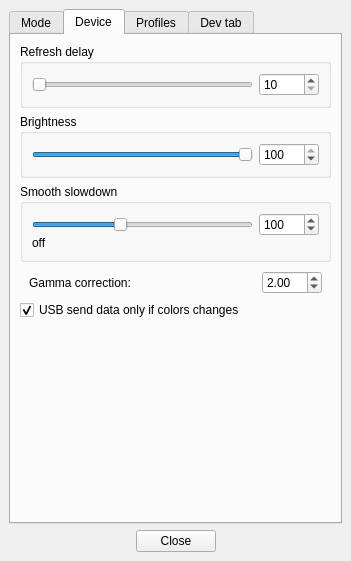
Before: the Qt Designer form Software/src/SettingsWindow.ui in Atarity/Lightpack, drawn with Qt 5.
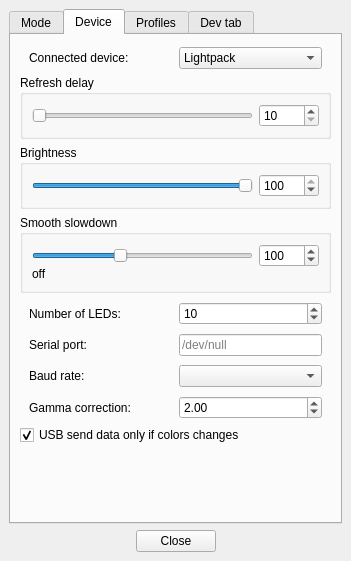
After: the same form once the commit is applied. The open tabs and pages were chosen to show the change. Icons and pictures are not drawn. Custom widgets are drawn as their Qt base class.

Commit message: Software: GUI: add connected device combobox, number of leds and serial port configuration fields;

The edit to the form file:
```diff
--- a/Software/src/SettingsWindow.ui
+++ b/Software/src/SettingsWindow.ui
@@ -483,7 +483,51 @@
        <attribute name="title">
         <string>Device</string>
        </attribute>
-       <layout class="QVBoxLayout" name="verticalLayout_3">
+       <layout class="QVBoxLayout" name="verticalLayout_4">
+        <item>
+         <layout class="QHBoxLayout" name="horizontalLayout_ConnectedDevice">
+          <property name="leftMargin">
+           <number>9</number>
+          </property>
+          <property name="topMargin">
+           <number>3</number>
+          </property>
+          <property name="rightMargin">
+           <number>9</number>
+          </property>
+          <item>
+           <widget class="QLabel" name="label_ConnectedDevice">
+            <property name="text">
+             <string>Connected device:</string>
+            </property>
+           </widget>
+          </item>
+          <item>
+           <widget class="QComboBox" name="comboBox_ConnectedDevice">
+            <property name="minimumSize">
+             <size>
+              <width>143</width>
+              <height>0</height>
+             </size>
+            </property>
+            <property name="maximumSize">
+             <size>
+              <width>143</width>
+              <height>16777215</height>
+             </size>
+            </property>
+            <property name="currentIndex">
+             <number>0</number>
+            </property>
+            <item>
+             <property name="text">
+              <string notr="true">Lightpack</string>
+             </property>
+            </item>
+           </widget>
+          </item>
+         </layout>
+        </item>
         <item>
          <widget class="QGroupBox" name="groupBox_DeviceRefreshDelay">
           <property name="title">
@@ -538,7 +582,7 @@
          </widget>
         </item>
         <item>
-         <widget class="QGroupBox" name="groupBox_Brightness">
+         <widget class="QGroupBox" name="groupBox_DeviceBrightness">
           <property name="title">
            <string>Brightness</string>
           </property>
@@ -600,7 +644,7 @@
          </widget>
         </item>
         <item>
-         <widget class="QGroupBox" name="groupBox_smoothSteps">
+         <widget class="QGroupBox" name="groupBox_DeviceSmoothSlowdown">
           <property name="title">
            <string>Smooth slowdown</string>
           </property>
@@ -672,7 +716,7 @@
          </widget>
         </item>
         <item>
-         <layout class="QHBoxLayout" name="horizontalLayout_DeviceGamma">
+         <layout class="QHBoxLayout" name="horizontalLayout_NumberOfLeds">
           <property name="leftMargin">
            <number>9</number>
           </property>
@@ -683,13 +727,142 @@
            <number>9</number>
           </property>
           <item>
-           <widget class="QLabel" name="label_GammaCorrection">
+           <widget class="QLabel" name="label_NumberOfLeds">
+            <property name="text">
+             <string>Number of LEDs:</string>
+            </property>
+           </widget>
+          </item>
+          <item>
+           <widget class="QSpinBox" name="spinBox_NumberOfLeds">
+            <property name="minimumSize">
+             <size>
+              <width>143</width>
+              <height>0</height>
+             </size>
+            </property>
+            <property name="maximumSize">
+             <size>
+              <width>143</width>
+              <height>16777215</height>
+             </size>
+            </property>
+            <property name="minimum">
+             <number>1</number>
+            </property>
+            <property name="maximum">
+             <number>50</number>
+            </property>
+            <property name="value">
+             <number>10</number>
+            </property>
+           </widget>
+          </item>
+         </layout>
+        </item>
+        <item>
+         <layout class="QHBoxLayout" name="horizontalLayout_DeviceSerialPort">
+          <property name="leftMargin">
+           <number>9</number>
+          </property>
+          <property name="topMargin">
+           <number>3</number>
+          </property>
+          <property name="rightMargin">
+           <number>9</number>
+          </property>
+          <item>
+           <widget class="QLabel" name="label_SerialPort">
+            <property name="text">
+             <string>Serial port:</string>
+            </property>
+           </widget>
+          </item>
+          <item>
+           <widget class="QLineEdit" name="lineEdit_SerialPort">
             <property name="sizePolicy">
-             <sizepolicy hsizetype="Expanding" vsizetype="Preferred">
+             <sizepolicy hsizetype="Preferred" vsizetype="Fixed">
               <horstretch>0</horstretch>
               <verstretch>0</verstretch>
              </sizepolicy>
             </property>
+            <property name="minimumSize">
+             <size>
+              <width>143</width>
+              <height>0</height>
+             </size>
+            </property>
+            <property name="maximumSize">
+             <size>
+              <width>143</width>
+              <height>16777215</height>
+             </size>
+            </property>
+            <property name="toolTip">
+             <string>Example for Windows: COM1, COM2 .. COMn, for Linux: /dev/ttyS0, /dev/ttyS1, /dev/ttyUSB0 etc.</string>
+            </property>
+            <property name="text">
+             <string notr="true"/>
+            </property>
+            <property name="placeholderText">
+             <string>/dev/null</string>
+            </property>
+           </widget>
+          </item>
+         </layout>
+        </item>
+        <item>
+         <layout class="QHBoxLayout" name="horizontalLayout_DeviceSerialPortBaudRate">
+          <property name="leftMargin">
+           <number>9</number>
+          </property>
+          <property name="topMargin">
+           <number>3</number>
+          </property>
+          <property name="rightMargin">
+           <number>9</number>
+          </property>
+          <item>
+           <widget class="QLabel" name="label_SerialPortBaudRate">
+            <property name="text">
+             <string>Baud rate:</string>
+            </property>
+           </widget>
+          </item>
+          <item>
+           <widget class="QComboBox" name="comboBox_SerialPortBaudRate">
+            <property name="minimumSize">
+             <size>
+              <width>143</width>
+              <height>0</height>
+             </size>
+            </property>
+            <property name="maximumSize">
+             <size>
+              <width>143</width>
+              <height>16777215</height>
+             </size>
+            </property>
+            <property name="currentIndex">
+             <number>-1</number>
+            </property>
+           </widget>
+          </item>
+         </layout>
+        </item>
+        <item>
+         <layout class="QHBoxLayout" name="horizontalLayout_DeviceGamma">
+          <property name="leftMargin">
+           <number>9</number>
+          </property>
+          <property name="topMargin">
+           <number>3</number>
+          </property>
+          <property name="rightMargin">
+           <number>9</number>
+          </property>
+          <item>
+           <widget class="QLabel" name="label_GammaCorrection">
             <property name="text">
              <string>Gamma correction:</string>
             </property>
@@ -699,13 +872,13 @@
            <widget class="QDoubleSpinBox" name="doubleSpinBox_DeviceGamma">
             <property name="minimumSize">
              <size>
-              <width>60</width>
+              <width>143</width>
               <height>0</height>
              </size>
             </property>
             <property name="maximumSize">
              <size>
-              <width>60</width>
+              <width>143</width>
               <height>16777215</height>
              </size>
             </property>
@@ -740,6 +913,9 @@
           <property name="orientation">
            <enum>Qt::Vertical</enum>
           </property>
+          <property name="sizeType">
+           <enum>QSizePolicy::Expanding</enum>
+          </property>
           <property name="sizeHint" stdset="0">
            <size>
             <width>20</width>
```
Left out of the diff: 10 changed lines with no effect on the pictures. The commit also changes 7 other files.
